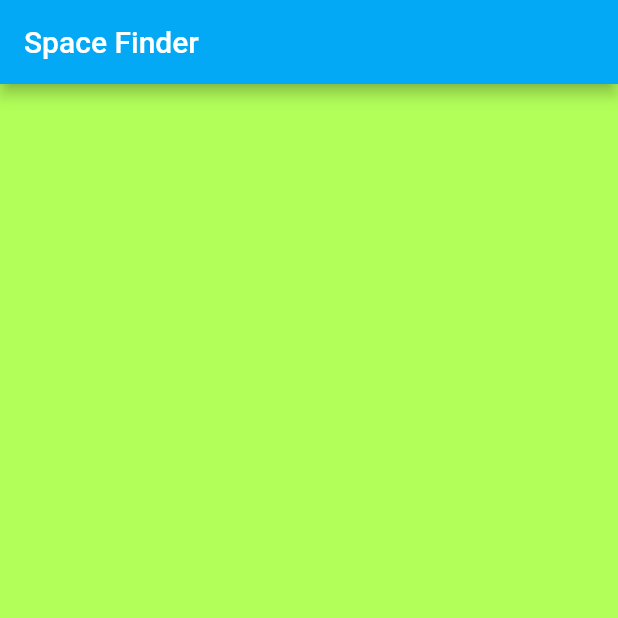
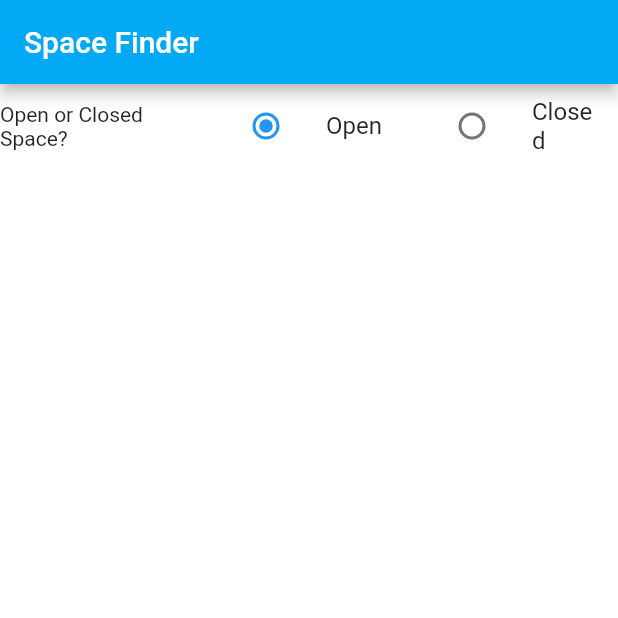
Before and after one commit to rnaufalh/space_finder, a Flutter app: the screen it shows after launch, on a phone screen of 412 x 824 dp, the top half of it. Run offline on Flutter 3.47's test engine with Material 2 defaults, Android fonts, the phone set to English and light mode, and no system bars.

Commit message:
Add choice on open or closed space

```diff
--- a/lib/main.dart
+++ b/lib/main.dart
@@ -2,15 +2,62 @@ import 'package:flutter/material.dart';
 
 void main() => runApp(SpaceFinder());
 
-class SpaceFinder extends StatelessWidget {
+enum SingingCharacter { open, closed }
+
+class SpaceFinder extends StatefulWidget {
+  _SpaceFinderState createState() => _SpaceFinderState();
+}
+
+class _SpaceFinderState extends State<SpaceFinder> {
+  SingingCharacter? _character = SingingCharacter.open;
+
   @override
   Widget build(BuildContext context) {
     return MaterialApp(
       home: Scaffold(
-        backgroundColor: Colors.lightGreenAccent,
+        backgroundColor: Colors.white,
         appBar: AppBar(
           title: Text('Space Finder'),
           backgroundColor: Colors.lightBlue,
+        ),
+        body: Container(
+          child: Column(
+            children: <Widget> [
+              Row(
+                children: <Widget> [
+                  Expanded(child: Text('Open or Closed Space?')),
+                  Expanded(
+                    child: ListTile(
+                      title: Text('Open'),
+                      leading: Radio<SingingCharacter>(
+                        value: SingingCharacter.open,
+                        groupValue: _character,
+                        onChanged: (SingingCharacter? value) {
+                          setState(() {
+                            _character = value;
+                          });
+                        },
+                      ),
+                    ),
+                  ),
+                  Expanded(
+                    child: ListTile(
+                      title: Text('Closed'),
+                      leading: Radio<SingingCharacter>(
+                        value: SingingCharacter.closed,
+                        groupValue: _character,
+                        onChanged: (SingingCharacter? value) {
+                          setState(() {
+                            _character = value;
+                          });
+                        },
+                      ),
+                    ),
+                  ),
+                ],
+              ),
+            ],
+          ),
         ),
       ),
     );
```
